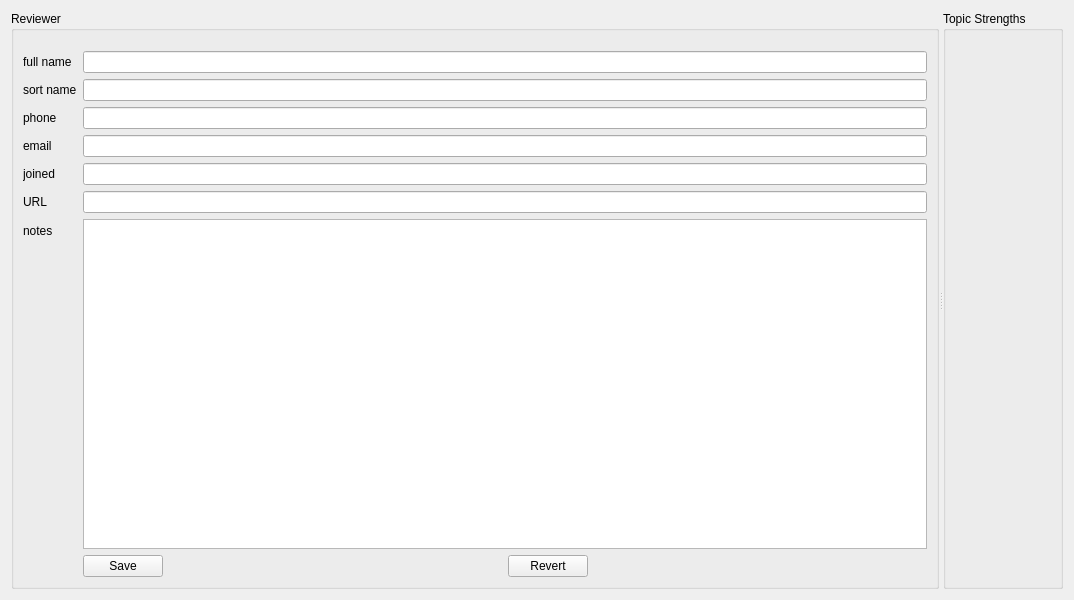
Qt form src/Assign_GUP/resources/reviewer_details.ui (prjemian/assign_gup) before a commit.
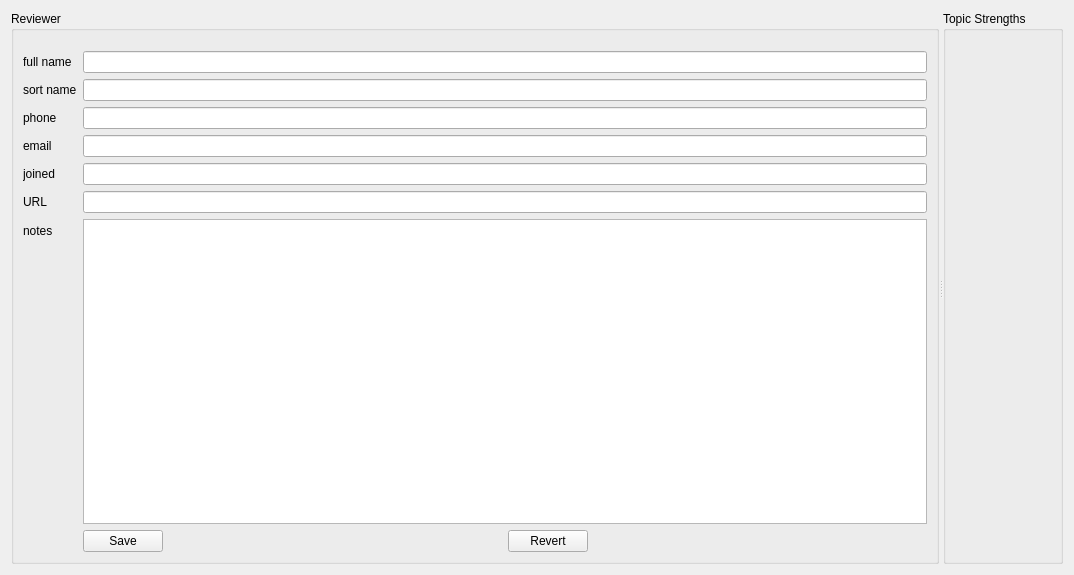
The same form after that commit.

Commit message: refs #1, checkpoint compare GUI across Windows and Linux

The edit to the form file:
```diff
--- a/src/Assign_GUP/resources/reviewer_details.ui
+++ b/src/Assign_GUP/resources/reviewer_details.ui
@@ -7,7 +7,7 @@
     <x>0</x>
     <y>0</y>
     <width>1074</width>
-    <height>600</height>
+    <height>575</height>
    </rect>
   </property>
   <property name="windowTitle">
```
The commit also changes 3 other files.
